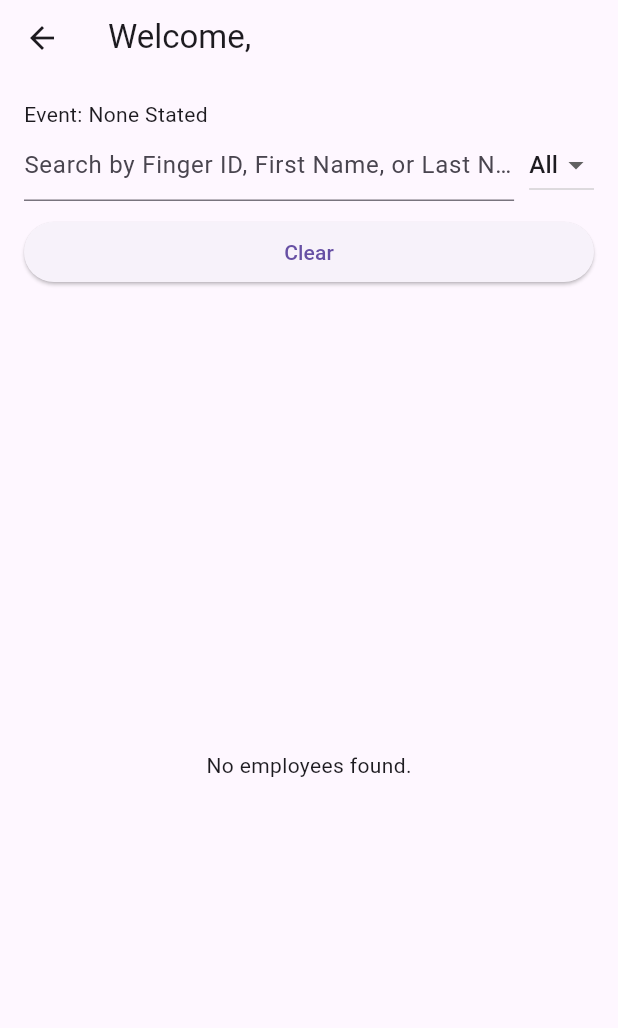
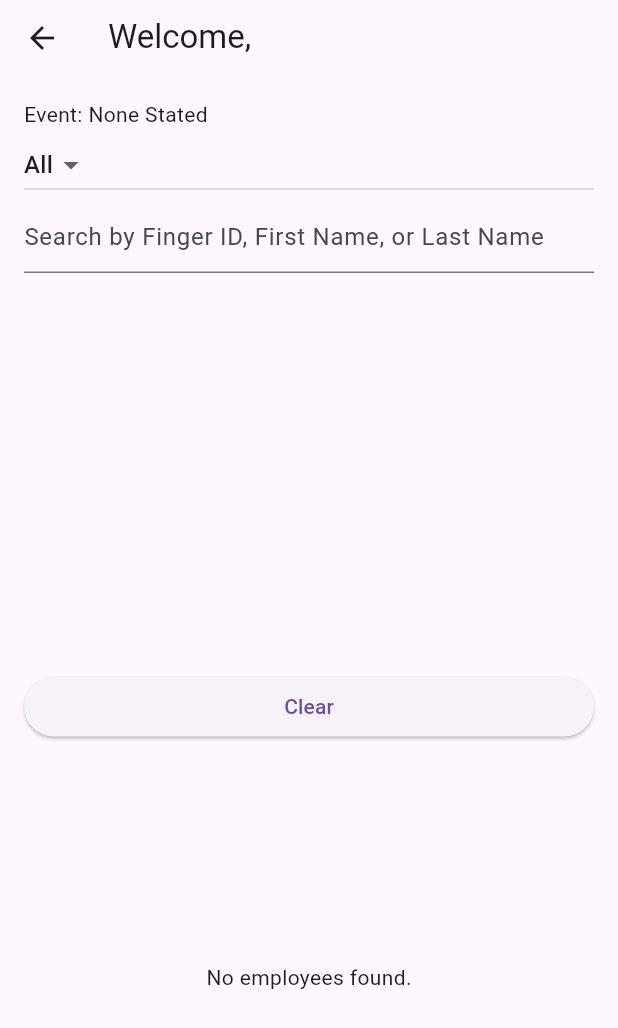
Before and after one commit to exojade/HRISAttendanceEvent, a Flutter app: the HomeScreen screen opened directly, on a phone screen of 412 x 824 dp. Shown: the top 1028 px of the screen. Run offline on Flutter 3.47's test engine with Material 3 defaults, Android fonts, the phone set to English and light mode, and no system bars; our stand-ins replace connectivity_plus, fluttertoast, sqflite; accounts and stored records are empty.

Commit message:
first commit

```diff
--- a/lib/screens/home/Home_screen.dart
+++ b/lib/screens/home/Home_screen.dart
@@ -302,8 +302,21 @@ class _HomeScreenState extends State<HomeScreen> {
           crossAxisAlignment: CrossAxisAlignment.stretch,
           children: [
             Text('Event: $currentEvent', style: TextStyle(fontSize: 14)),
-            Row(
-              children: [
+            DropdownButton<String>(
+              value: selectedDepartment,
+              onChanged: (String? newValue) {
+                setState(() {
+                  selectedDepartment = newValue!;
+                  searchEmployee();
+                });
+              },
+              items: departments.map<DropdownMenuItem<String>>((String value) {
+                return DropdownMenuItem<String>(
+                  value: value,
+                  child: Text(value),
+                );
+              }).toList(),
+            ),
             Expanded(
               child: TextField(
                 controller: searchController,
@@ -316,26 +329,7 @@ class _HomeScreenState extends State<HomeScreen> {
                 ),
               ),
             ),
-                SizedBox(width: 10),
-                DropdownButton<String>(
-                  value: selectedDepartment,
-                  onChanged: (String? newValue) {
-                    setState(() {
-                      selectedDepartment = newValue!;
-                      searchEmployee();
-                    });
-                  },
-                  items:
-                      departments.map<DropdownMenuItem<String>>((String value) {
-                    return DropdownMenuItem<String>(
-                      value: value,
-                      child: Text(value),
-                    );
-                  }).toList(),
-                ),
-              ],
-            ),
-            SizedBox(height: 10),
+            // SizedBox(height: 10),
             ElevatedButton(
               onPressed: () {
                 setState(() {
@@ -346,7 +340,7 @@ class _HomeScreenState extends State<HomeScreen> {
               },
               child: Text('Clear'),
             ),
-            SizedBox(height: 20),
+            // SizedBox(height: 20),
             if (searchResults.isNotEmpty)
               Expanded(
                 child: ListView.builder(
```
Lines whose indentation alone changed are shown as unchanged.
